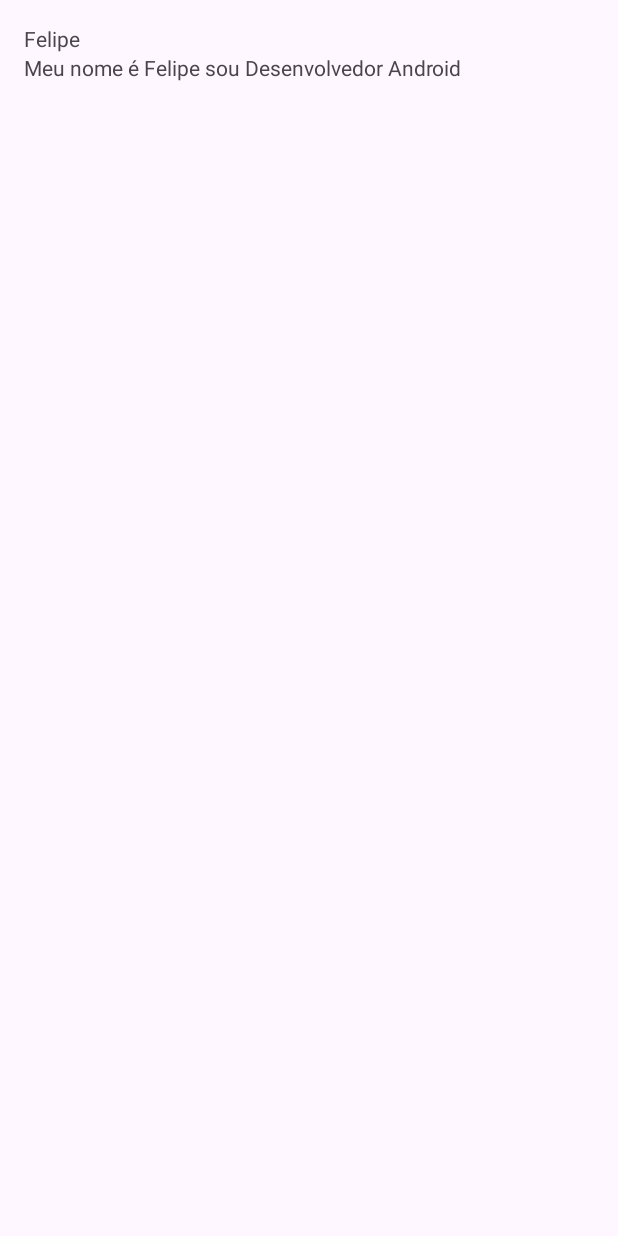
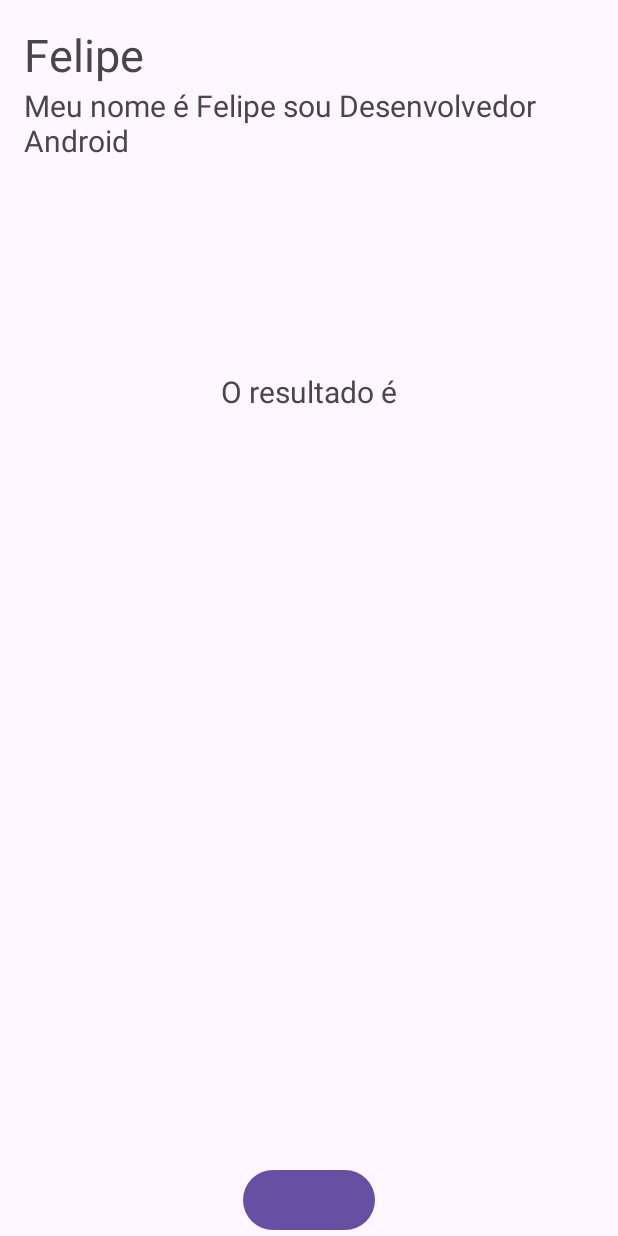
Before and after one commit to afoliveira111/App_teste, an Android app: the screen it shows after launch (MainActivity), on a phone screen of 412 x 824 dp. Run offline under Robolectric (Android 15) with nearby library versions, the phone set to English and light mode, and no system bars.

Commit message:
layout test

```diff
--- a/app/src/main/res/layout/activity_main.xml
+++ b/app/src/main/res/layout/activity_main.xml
@@ -11,16 +11,38 @@
         android:layout_width="wrap_content"
         android:layout_height="wrap_content"
         android:text="Felipe"
+        android:textSize="30sp"
         android:layout_margin="16dp"
         app:layout_constraintStart_toStartOf="parent"
         app:layout_constraintTop_toTopOf="parent" />
+
 
     <TextView
         android:id="@+id/descricao"
         android:text="Meu nome é Felipe sou Desenvolvedor Android"
         android:layout_width="0dp"
+        android:textSize="20sp"
         app:layout_constraintTop_toBottomOf="@id/titulo"
         app:layout_constraintStart_toStartOf="@id/titulo"
         android:layout_height="wrap_content" />
 
+    <TextView
+        android:layout_width="wrap_content"
+        android:layout_height="0dp"
+        android:text="O resultado é"
+        android:textSize="20sp"
+        android:layout_margin="140dp"
+        app:layout_constraintBottom_toBottomOf="parent"
+        app:layout_constraintEnd_toEndOf="parent"
+        app:layout_constraintStart_toStartOf="parent"
+        app:layout_constraintTop_toBottomOf="@+id/descricao" />
+
+    <Button
+        android:layout_width="wrap_content"
+        android:layout_height="wrap_content"
+        app:layout_constraintBottom_toBottomOf="parent"
+        app:layout_constraintEnd_toEndOf="parent"
+        app:layout_constraintStart_toStartOf="parent" />
+
+
 </androidx.constraintlayout.widget.ConstraintLayout>
```
